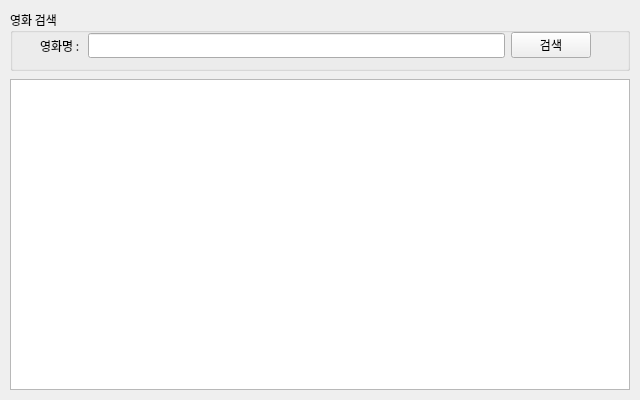
kimjihyeon-angela/pknu-miniprojects, file part1/studyPyQt/naverApimovie.ui: the form before one commit.
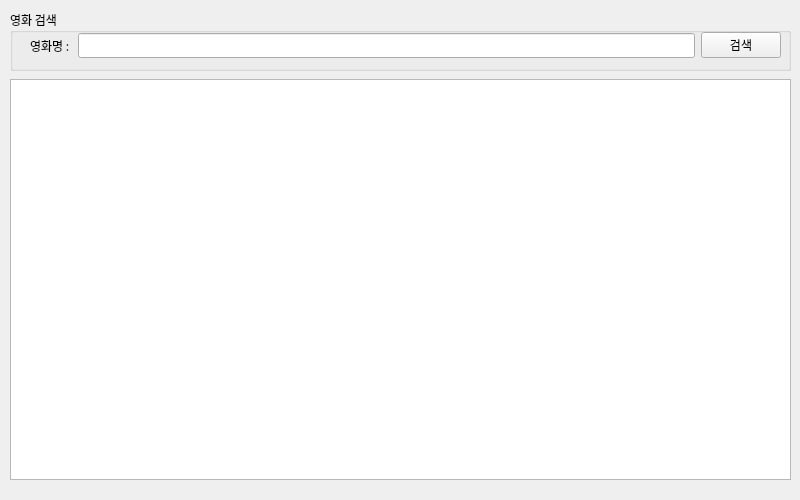
The form after the commit.

Diff of the .ui file:
```diff
--- a/part1/studyPyQt/naverApimovie.ui
+++ b/part1/studyPyQt/naverApimovie.ui
@@ -6,8 +6,8 @@
    <rect>
     <x>0</x>
     <y>0</y>
-    <width>640</width>
-    <height>400</height>
+    <width>800</width>
+    <height>500</height>
    </rect>
   </property>
   <property name="sizePolicy">
@@ -18,14 +18,14 @@
   </property>
   <property name="minimumSize">
    <size>
-    <width>640</width>
-    <height>400</height>
+    <width>800</width>
+    <height>500</height>
    </size>
   </property>
   <property name="maximumSize">
    <size>
-    <width>640</width>
-    <height>400</height>
+    <width>800</width>
+    <height>500</height>
    </size>
   </property>
   <property name="font">
@@ -41,7 +41,7 @@
     <rect>
      <x>10</x>
      <y>10</y>
-     <width>620</width>
+     <width>781</width>
      <height>61</height>
     </rect>
    </property>
@@ -54,9 +54,9 @@
       <widget class="QWidget" name="layoutWidget">
        <property name="geometry">
         <rect>
-         <x>30</x>
+         <x>20</x>
          <y>20</y>
-         <width>551</width>
+         <width>751</width>
          <height>31</height>
         </rect>
        </property>
@@ -89,8 +89,8 @@
     <rect>
      <x>10</x>
      <y>79</y>
-     <width>620</width>
-     <height>311</height>
+     <width>781</width>
+     <height>401</height>
     </rect>
    </property>
    <layout class="QVBoxLayout" name="resultLayout">
```
